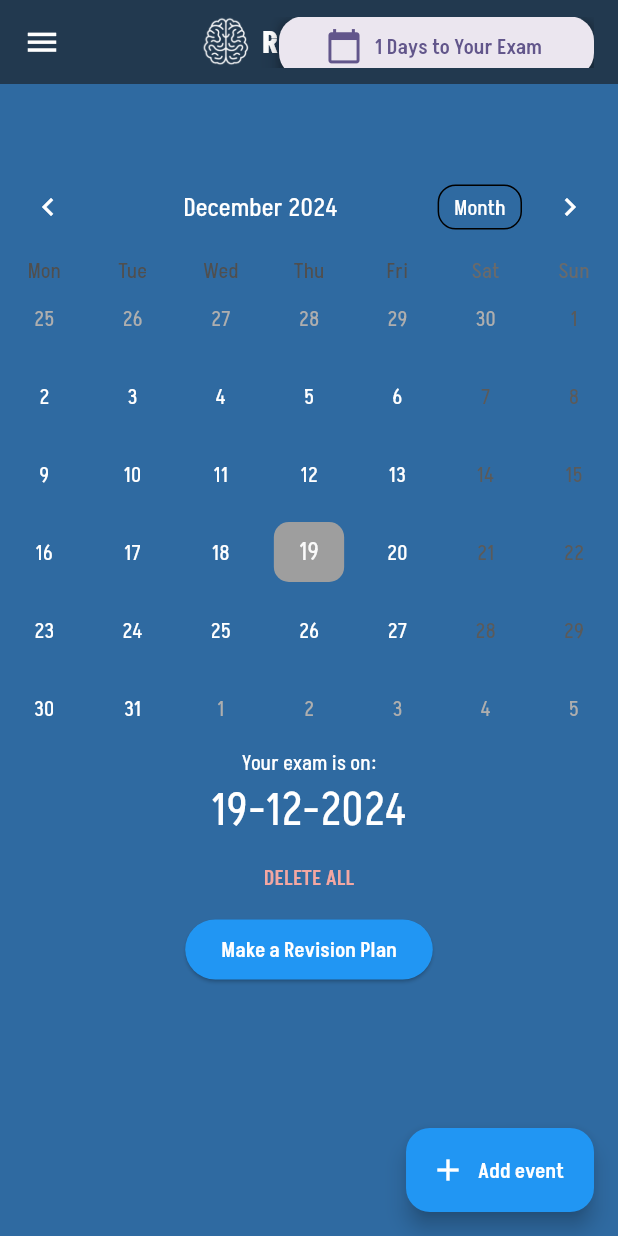
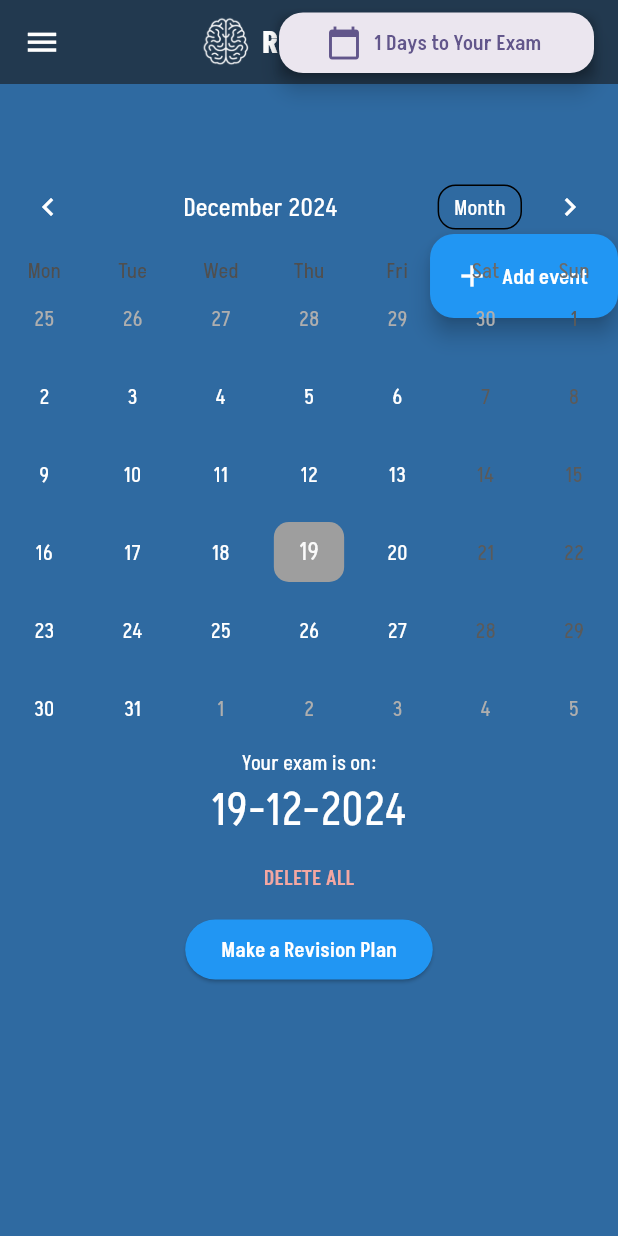
Before and after one commit to elsawakfi/MedicRecall, a Flutter app: the Calendar screen opened directly, on a phone screen of 412 x 824 dp. Run offline on Flutter 3.47's test engine with Material 3 defaults, Android fonts, the phone set to English and light mode, and no system bars; drawn by our look-alikes of table_calendar; our stand-ins replace cloud_firestore, firebase_auth, firebase_core, flip_card, getwidget, google_sign_in and 1 more; missing offline and left inert: day_night_switcher, swiping_card_deck, universal_html; accounts and stored records are empty.

Commit message:
Button is now FloatingActionButton and "Add Event" is a Positioned type

```diff
--- a/flashcard/lib/screens/calendar_screen.dart
+++ b/flashcard/lib/screens/calendar_screen.dart
@@ -422,17 +422,63 @@ Widget build(BuildContext context) {
             ),
           ),
           // Positioned custom button on the right
-          Positioned(
-            right: 0,
-            top: 0,
-            child: const CustomFloatingButton()
-          ),
+          // Positioned(
+          //   right: 0,
+          //   top: 0,
+          //   child: CustomFloatingButton()
+
+          // ),
+
+
         ],
       ),
       centerTitle: true,
     ),
     body: Stack(
       children: [
+        Positioned(
+            right: 0,
+            top : 100,
+
+            child: FloatingActionButton.extended(
+              heroTag: UniqueKey().toString(),
+              onPressed: () => showDialog(
+                context: context,
+                builder: (context) => AlertDialog(
+                title: const Text("Add Event"),
+                content: TextFormField(controller: _eventController),
+                actions: [
+                    TextButton(
+                      child: const Text("Cancel"),
+                      onPressed: () => Navigator.pop(context),
+                    ),
+                    TextButton(
+                      child: const Text("Ok"),
+                      onPressed: () {
+                        if (_eventController.text.isNotEmpty) {
+                          if (selectedEvents[selectedDay] != null) {
+                            selectedEvents[selectedDay]?.add(
+                              Event(title: _eventController.text),
+                            );
+                          } else {
+                            selectedEvents[selectedDay] = [
+                              Event(title: _eventController.text),
+                            ];
+                          }
+                          updateEventsToDB(user);
+                          Navigator.pop(context);
+                          _eventController.clear();
+                          setState(() {});
+                        }
+                      },
+                    ),
+                  ],
+                ),
+              ),
+              backgroundColor: Colors.blue,
+              label: const Text("Add event", style: TextStyle(color: Colors.white)),
+              icon: const Icon(Icons.add))
+    ),
         Padding(
           padding: const EdgeInsets.only(top: 50.0),
           child: SingleChildScrollView(
@@ -504,7 +550,9 @@ Widget build(BuildContext context) {
                         testDay = null;
                         testDayBool = true;
                         deleteAllEvents();
-                        setState(() {});
+                        setState((
+
+                        ) {});
                       },
                       shape: RoundedRectangleBorder(
                         borderRadius: BorderRadius.circular(10),
@@ -626,45 +674,48 @@ Widget build(BuildContext context) {
         ),
       ],
     ),
-    floatingActionButton: FloatingActionButton.extended(
-      heroTag: UniqueKey().toString(),
-      onPressed: () => showDialog(
-        context: context,
-        builder: (context) => AlertDialog(
-          title: const Text("Add Event"),
-          content: TextFormField(controller: _eventController),
-          actions: [
-            TextButton(
-              child: const Text("Cancel"),
-              onPressed: () => Navigator.pop(context),
-            ),
-            TextButton(
-              child: const Text("Ok"),
-              onPressed: () {
-                if (_eventController.text.isNotEmpty) {
-                  if (selectedEvents[selectedDay] != null) {
-                    selectedEvents[selectedDay]?.add(
-                      Event(title: _eventController.text),
-                    );
-                  } else {
-                    selectedEvents[selectedDay] = [
-                      Event(title: _eventController.text),
-                    ];
-                  }
-                  updateEventsToDB(user);
-                  Navigator.pop(context);
-                  _eventController.clear();
-                  setState(() {});
-                }
-              },
-            ),
-          ],
-        ),
-      ),
-      label: const Text("Add event", style: TextStyle(color: Colors.white)),
-      icon: const Icon(Icons.add),
-    ),
-    floatingActionButtonLocation: FloatingActionButtonLocation.endFloat,
-    floatingActionButtonAnimator: FloatingActionButtonAnimator.scaling,
+    // floatingActionButton: FloatingActionButton.extended(
+    //   heroTag: UniqueKey().toString(),
+    //   onPressed: () => showDialog(
+    //     context: context,
+    //     builder: (context) => AlertDialog(
+    //       title: const Text("Add Event"),
+    //       content: TextFormField(controller: _eventController),
+    //       actions: [
+    //         TextButton(
+    //           child: const Text("Cancel"),
+    //           onPressed: () => Navigator.pop(context),
+    //         ),
+    //         TextButton(
+    //           child: const Text("Ok"),
+    //           onPressed: () {
+    //             if (_eventController.text.isNotEmpty) {
+    //               if (selectedEvents[selectedDay] != null) {
+    //                 selectedEvents[selectedDay]?.add(
+    //                   Event(title: _eventController.text),
+    //                 );
+    //               } else {
+    //                 selectedEvents[selectedDay] = [
+    //                   Event(title: _eventController.text),
+    //                 ];
+    //               }
+    //               updateEventsToDB(user);
+    //               Navigator.pop(context);
+    //               _eventController.clear();
+    //               setState(() {});
+    //             }
+    //           },
+    //         ),
+    //       ],
+    //     ),
+    //   ),
+    //   label: const Text("Add event", style: TextStyle(color: Colors.white)),
+    //   icon: const Icon(Icons.add),
+    // ),
+    // floatingActionButtonLocation: FloatingActionButtonLocation.endFloat,
+    // floatingActionButtonAnimator: FloatingActionButtonAnimator.scaling,
+       floatingActionButton: const CustomFloatingButton(),
+        floatingActionButtonLocation: FloatingActionButtonLocation.endTop,
   );
+
 }}
```
